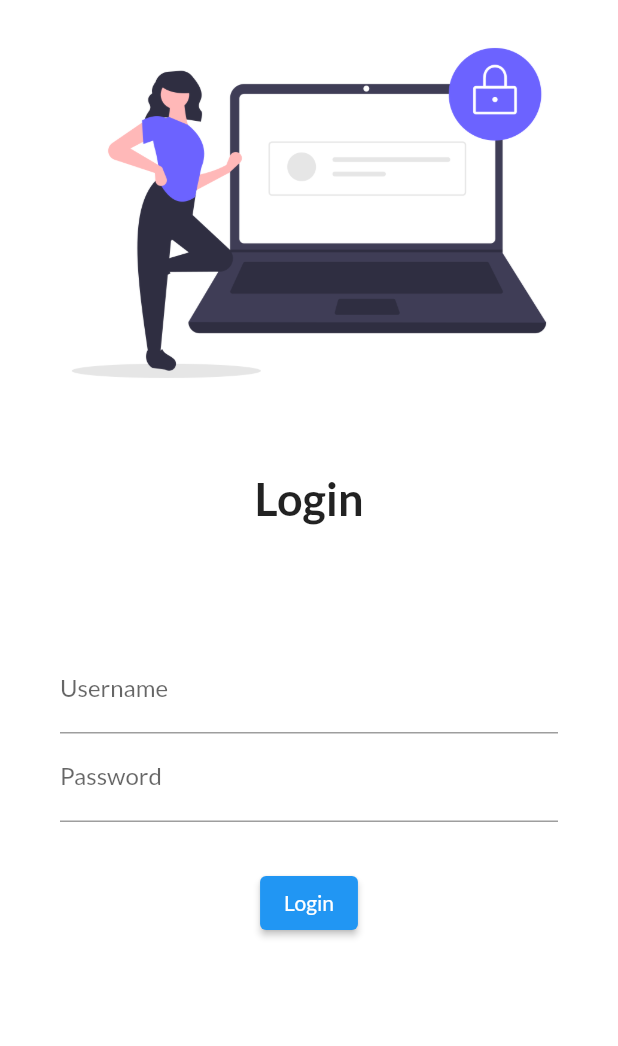
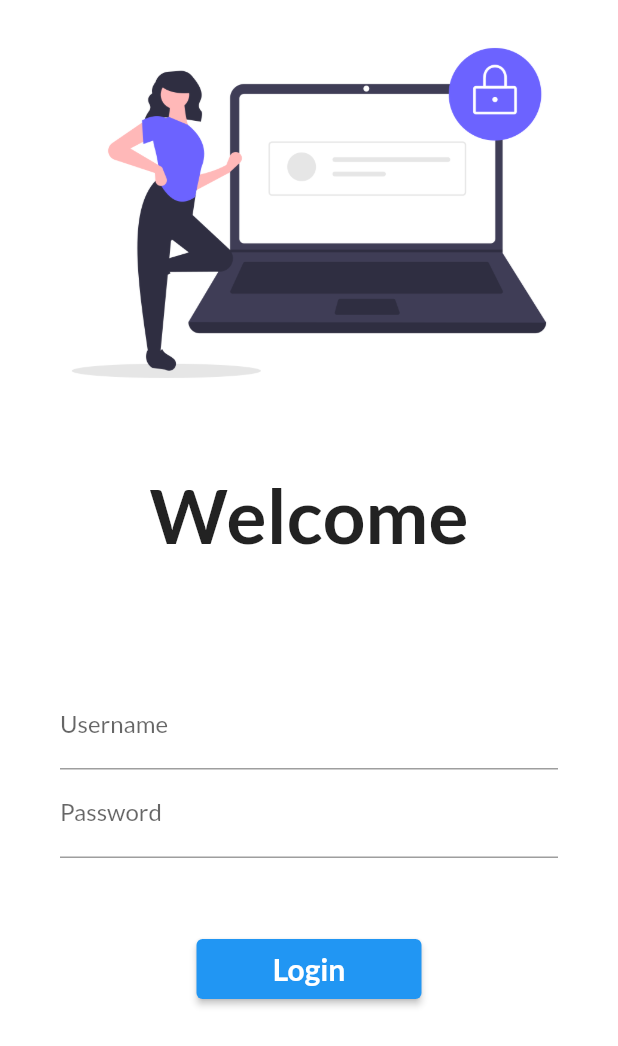
Before and after one commit to SayedTahsin/300daysofFlutter, a Flutter app: the screen it shows after launch, on a phone screen of 412 x 824 dp. Shown: the top 1046 px of the screen. Run offline on Flutter 3.47's test engine with Material 2 defaults, Android fonts, the phone set to English and light mode, and no system bars; our stand-ins replace google_fonts.

Commit message:
day 5 complete

```diff
--- a/lib/main.dart
+++ b/lib/main.dart
@@ -1,6 +1,7 @@
 import 'package:flutter/material.dart';
 import 'package:fullter_tutorial/pages/home_page.dart';
 import 'package:fullter_tutorial/pages/login_page.dart';
+import 'package:fullter_tutorial/utils/routes.dart';
 import 'package:google_fonts/google_fonts.dart';
 
 void main() {
@@ -12,14 +13,16 @@ class MyApp extends StatelessWidget {
   Widget build(BuildContext context) {
     return MaterialApp(
       themeMode: ThemeMode.light,
-      theme: ThemeData(primarySwatch: Colors.red,
-      fontFamily: GoogleFonts.lato().fontFamily,
+      theme: ThemeData(
+        primarySwatch: Colors.red,
+        fontFamily: GoogleFonts.lato().fontFamily,
       ),
+      debugShowCheckedModeBanner: false,
       darkTheme: ThemeData(primarySwatch: Colors.cyan),
-      initialRoute: "/",
+      initialRoute: MyRoutes.loginRoute,
       routes: {
-        "/": (context) => LoginPage(),
-        "/home": (context) => HomePage(),
+        MyRoutes.loginRoute: (context) => LoginPage(),
+        MyRoutes.homeRoute: (context) => HomePage(),
       },
     );
   }
--- a/lib/pages/login_page.dart
+++ b/lib/pages/login_page.dart
@@ -1,12 +1,14 @@
 // ignore_for_file: prefer_const_constructors
 
 import 'package:flutter/material.dart';
+import 'package:fullter_tutorial/utils/routes.dart';
 
 class LoginPage extends StatelessWidget {
   @override
   Widget build(BuildContext context) {
     return Material(
         color: Colors.white,
+        child: SingleChildScrollView(
           child: Column(
             children: [
               Image.asset(
@@ -17,9 +19,9 @@ class LoginPage extends StatelessWidget {
                 height: 30.0,
               ),
               Text(
-              "Login",
+                "Welcome",
                 style: TextStyle(
-                fontSize: 30,
+                  fontSize: 50,
                   fontWeight: FontWeight.bold,
                 ),
               ),
@@ -27,7 +29,8 @@ class LoginPage extends StatelessWidget {
                 height: 30.0,
               ),
               Padding(
-              padding: const EdgeInsets.symmetric(horizontal: 40, vertical: 50),
+                padding:
+                    const EdgeInsets.symmetric(horizontal: 40, vertical: 50),
                 child: Column(
                   children: [
                     TextFormField(
@@ -44,22 +47,29 @@ class LoginPage extends StatelessWidget {
                       ),
                     ),
                     SizedBox(
-                    height: 30.0,
+                      height: 50.0,
                     ),
                     ElevatedButton(
                       style: TextButton.styleFrom(
+                        minimumSize: Size(150, 40),
                         foregroundColor: Colors.white,
-                        backgroundColor: Colors.blue),
+                        backgroundColor: Colors.blue,
+                      ),
                       onPressed: () {
                         // ignore: avoid_print
-                      print("Hello piter");
+                        Navigator.pushNamed(context, MyRoutes.homeRoute);
                       },
-                    child: Text("Login"),
+                      child: Text(
+                        "Login",
+                        style: TextStyle(
+                            fontWeight: FontWeight.bold, fontSize: 20),
+                      ),
                     )
                   ],
                 ),
               )
             ],
+          ),
         ));
   }
 }
--- /dev/null
+++ b/lib/utils/routes.dart
@@ -0,0 +1,4 @@
+class MyRoutes {
+  static String loginRoute = "/login";
+  static String homeRoute = "/home";
+}
```
Lines whose indentation alone changed are shown as unchanged.
